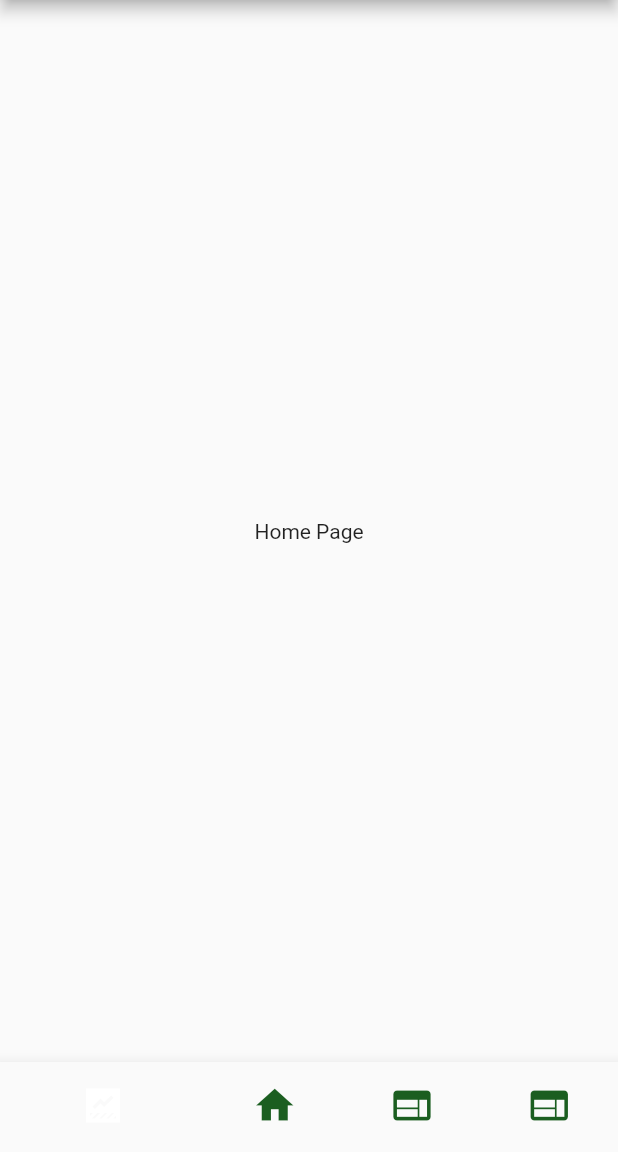
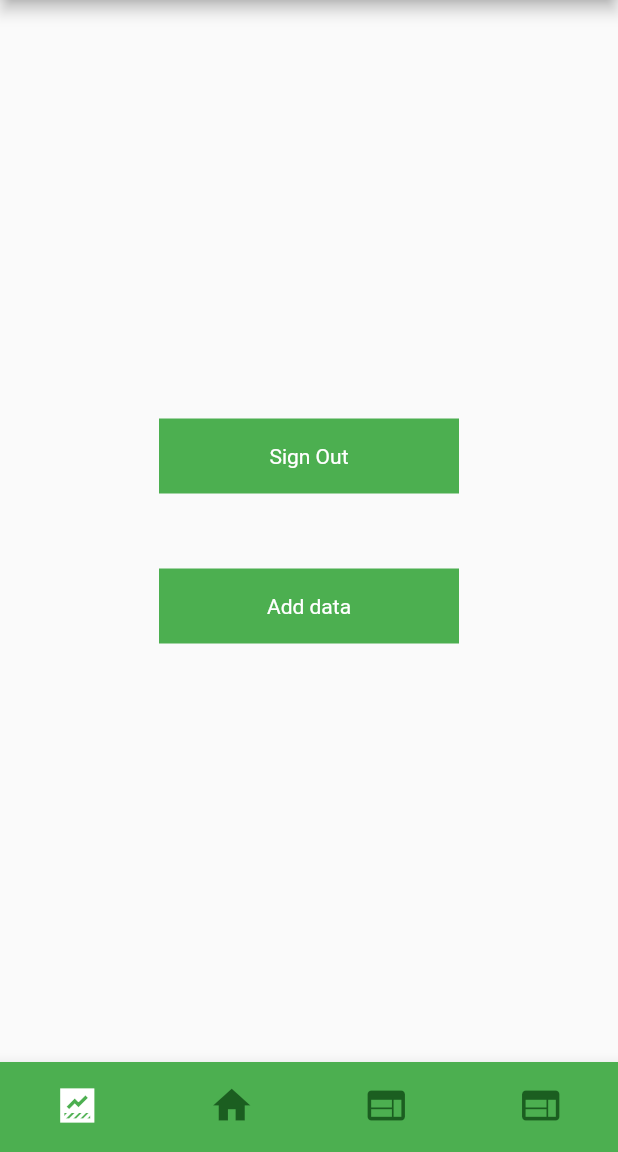
Before and after one commit to ArjunMalhotra07/rehab, a Flutter app: the BottomNavigationBarWidget screen opened by its route, on a phone screen of 412 x 824 dp, the part 84-1236 px from its top. Run offline on Flutter 3.47's test engine with Material 2 defaults, Android fonts, the phone set to English and light mode, and no system bars; our stand-ins replace another_flushbar, firebase_auth, firebase_core, firebase_database, fluttertoast; accounts and stored records are empty.

Commit message:
Changed file nmes

```diff
--- a/lib/utils/routes/routes.dart
+++ b/lib/utils/routes/routes.dart
@@ -1,8 +1,8 @@
 import 'package:flutter/material.dart';
 import 'package:rehab/view/check_login.dart';
+import 'package:rehab/view/practice_screen.dart';
+import 'package:rehab/view/main_view.dart';
 import 'package:rehab/view/home_page.dart';
-import 'package:rehab/view/main_view.dart';
-import 'package:rehab/view/practice_page.dart';
 import 'package:rehab/view/profile_page.dart';
 import 'package:rehab/view/rehab_page.dart';
 import 'package:rehab/view/signup_screen.dart';
@@ -20,7 +20,7 @@ class Routes {
         return MaterialPageRoute(builder: ((context) => const SignupScreen()));
 
       case RoutesName.home:
-        return MaterialPageRoute(builder: ((context) => const HomePage()));
+        return MaterialPageRoute(builder: ((context) => HomePage()));
 
       case RoutesName.rehab:
         return MaterialPageRoute(builder: ((context) => const RehabPage()));
--- a/lib/view/check_login.dart
+++ b/lib/view/check_login.dart
@@ -3,7 +3,7 @@ import 'package:flutter/foundation.dart';
 import 'package:flutter/material.dart';
 import 'package:rehab/view/login_screen.dart';
 import 'package:rehab/view/main_view.dart';
-import 'package:rehab/view/practice_page.dart';
+import 'package:rehab/view/home_page.dart';
 
 class CheckLogin extends StatefulWidget {
   const CheckLogin({super.key});
--- a/lib/view/home_page.dart
+++ b/lib/view/home_page.dart
@@ -1,15 +1,87 @@
+import 'package:firebase_auth/firebase_auth.dart';
+import 'package:firebase_database/firebase_database.dart';
+import 'package:flutter/foundation.dart';
 import 'package:flutter/material.dart';
+import 'package:rehab/utils/components/colors.dart';
+import 'package:rehab/utils/utils.dart';
+import 'package:rehab/view_model/firebase_calls.dart';
+
+import '../utils/components/round_buttons.dart';
 
 class HomePage extends StatefulWidget {
-  const HomePage({super.key});
+  String? name;
+  HomePage({super.key, this.name});
 
   @override
-  State<HomePage> createState() => HomePageState();
+  State<HomePage> createState() => _HomePageState();
 }
 
-class HomePageState extends State<HomePage> {
+class _HomePageState extends State<HomePage> {
+  final user = FirebaseAuth.instance.currentUser;
+  @override
+  void initState() {
+    // TODO: implement initState
+    super.initState();
+    print("name --- ");
+    print(widget.name);
+    if (widget.name != null) {
+      addData();
+    }
+  }
+
+  addData() {
+    var uid = user?.uid;
+    final databaseRef = FirebaseDatabase.instance.ref('uids');
+    print(uid);
+    databaseRef.child("$uid").update({"name": widget.name}).then((value) {
+      print("Added name");
+      // Utils.flushBarErrorMessage("Added Session", context,
+      //     color: Constants.blueColor);
+    }).catchError((error, stackTrace) {
+      if (kDebugMode) {
+        print(error.toString());
+      }
+      Utils.flushBarErrorMessage(error.message.toString(), context);
+    });
+  }
+
   @override
   Widget build(BuildContext context) {
-    return const Center(child: Text("Home Page"));
+    var uid = user?.uid;
+    final now = DateTime.now();
+    final databaseRef1 = FirebaseDatabase.instance.ref('uids/$uid/sessions');
+
+    return Column(
+      mainAxisAlignment: MainAxisAlignment.center,
+      children: [
+        RoundButton(
+            title: "Sign Out",
+            onPress: () {
+              FirebaseCalls().signOut(context);
+            }),
+        SizedBoxWidget.box(50.0),
+        Center(
+          child: RoundButton(
+              title: "Add data",
+              onPress: () {
+                if (kDebugMode) {
+                  print("Clicked");
+                }
+                databaseRef1
+                    .child("${now.day}-${now.month}-${now.year}")
+                    .update({'${now.hour}:${now.minute}': "Example"}).then(
+                        (value) {
+                  Utils.flushBarErrorMessage("Added Session", context,
+                      color: Constants.blueColor);
+                }).catchError((error, stackTrace) {
+                  if (kDebugMode) {
+                    print(error.toString());
+                  }
+                  Utils.flushBarErrorMessage(error.message.toString(), context);
+                });
+              }),
+        ),
+      ],
+    );
   }
 }
--- a/lib/view/main_view.dart
+++ b/lib/view/main_view.dart
@@ -1,6 +1,6 @@
 import 'package:flutter/material.dart';
+import 'package:rehab/view/practice_screen.dart';
 import 'package:rehab/view/home_page.dart';
-import 'package:rehab/view/practice_page.dart';
 import 'package:rehab/view/profile_page.dart';
 import 'package:rehab/view/rehab_page.dart';
 
@@ -17,7 +17,7 @@ class _BottomNavigationBarWidgetState extends State<BottomNavigationBarWidget> {
   int currentIndex = 0;
 
   final screens = [
-    const HomePage(),
+    HomePage(),
     const RehabPage(),
     PracticePage(),
     const ProfilePage()
@@ -36,6 +36,7 @@ class _BottomNavigationBarWidgetState extends State<BottomNavigationBarWidget> {
         onTap: (index) => setState(() {
           currentIndex = index;
         }),
+        type: BottomNavigationBarType.fixed,
         backgroundColor: Colors.green,
         selectedItemColor: Colors.white,
         unselectedItemColor: Colors.green.shade900,
--- a/lib/view_model/firebase_calls.dart
+++ b/lib/view_model/firebase_calls.dart
@@ -6,7 +6,7 @@ import 'package:flutter/foundation.dart';
 import 'package:flutter/material.dart';
 import 'package:rehab/utils/components/colors.dart';
 import 'package:rehab/utils/utils.dart';
-import 'package:rehab/view/practice_page.dart';
+import 'package:rehab/view/home_page.dart';
 
 import '../utils/routes/routes_name.dart';
 
@@ -31,7 +31,7 @@ class FirebaseCalls {
           Navigator.push(
             context,
             MaterialPageRoute(
-                builder: (context) => PracticePage(
+                builder: (context) => HomePage(
                       name: name,
                     )),
           );
@@ -65,7 +65,7 @@ class FirebaseCalls {
           print("Id $value");
         }
         Timer(const Duration(seconds: 1), () {
-          Navigator.popAndPushNamed(context, RoutesName.practice);
+          Navigator.popAndPushNamed(context, RoutesName.main);
         });
         Utils.flushBarErrorMessage("Login Successful", context,
             color: Constants.blueColor);
```
Also changed, not shown: lib/view/practice_page.dart (deleted, +0 -87 lines), lib/view/practice_screen.dart (added, +15 -0 lines).
